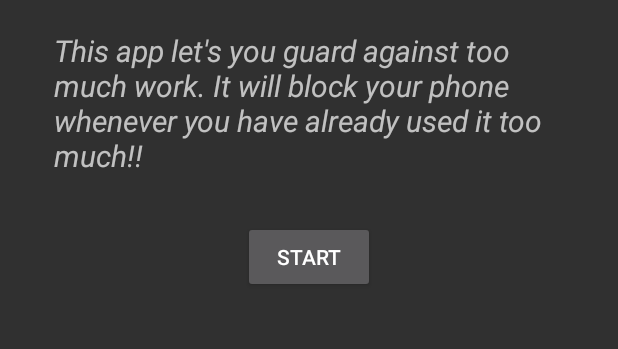
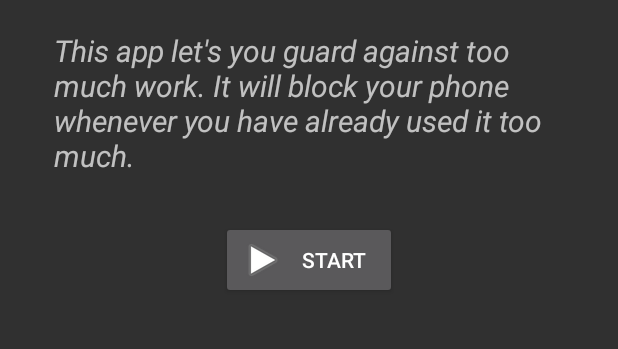
Before and after one commit to mesjetiu/DontWork, an Android app: the screen it shows after launch (MainActivity), on a phone screen of 412 x 824 dp, the part 130-479 px from its top. Run offline under Robolectric (Android 15) with nearby library versions, the phone set to English and light mode, and no system bars; 2 statements that could not run were skipped.

Commit message:
Cambio el botón para que muestre el estado del servicio con iconos de play y pause

```diff
--- a/app/src/main/java/info/pauek/dontwork/MainActivity.java
+++ b/app/src/main/java/info/pauek/dontwork/MainActivity.java
@@ -105,9 +105,11 @@ public class MainActivity extends AppCompatActivity
         if (!service.isBlocking()) {
             service.startBlocking();
             startButton.setText(R.string.stop);
+            startButton.setCompoundDrawablesWithIntrinsicBounds(android.R.drawable.ic_media_pause, 0, 0, 0);
         } else {
             service.stopBlocking();
             startButton.setText(R.string.start);
+            startButton.setCompoundDrawablesWithIntrinsicBounds(android.R.drawable.ic_media_play, 0, 0, 0);
         }
     }
 }
--- a/app/src/main/res/layout/activity_main.xml
+++ b/app/src/main/res/layout/activity_main.xml
@@ -37,5 +37,8 @@
         android:layout_below="@+id/textView3"
         android:layout_centerHorizontal="true"
         android:layout_marginTop="30dp"
-        android:onClick="onStartOrStop" />
+        android:onClick="onStartOrStop"
+        android:drawableLeft="@android:drawable/ic_media_play"
+        android:drawablePadding="10dp"
+        android:paddingEnd="20dp" />
 </RelativeLayout>
--- a/app/src/main/res/values/colors.xml
+++ b/app/src/main/res/values/colors.xml
@@ -3,4 +3,6 @@
     <color name="colorPrimary">#b43f41</color>
     <color name="colorPrimaryDark">#9f3034</color>
     <color name="colorAccent">#b9fa9f</color>
+    <color name="button_red">#963939</color>
+    <color name="button_green">#3b8c3b</color>
 </resources>
--- a/app/src/main/res/values/strings.xml
+++ b/app/src/main/res/values/strings.xml
@@ -7,5 +7,5 @@
     <string name="permission_not_granted">Permission to block screen not granted. Exiting.</string>
 
     <string name="text_title">Don\'t work, ever</string>
-    <string name="text_explanation">This app let\'s you guard against too much work. It will block your phone whenever you have already used it too much!!</string>
+    <string name="text_explanation">This app let\'s you guard against too much work. It will block your phone whenever you have already used it too much.</string>
 </resources>
```
